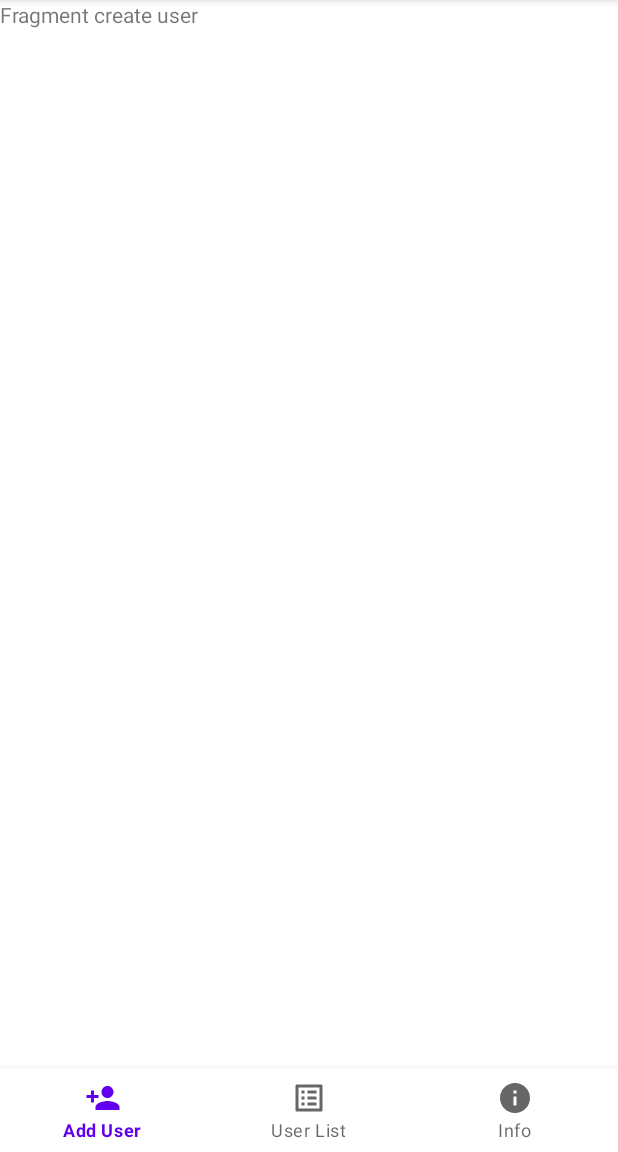
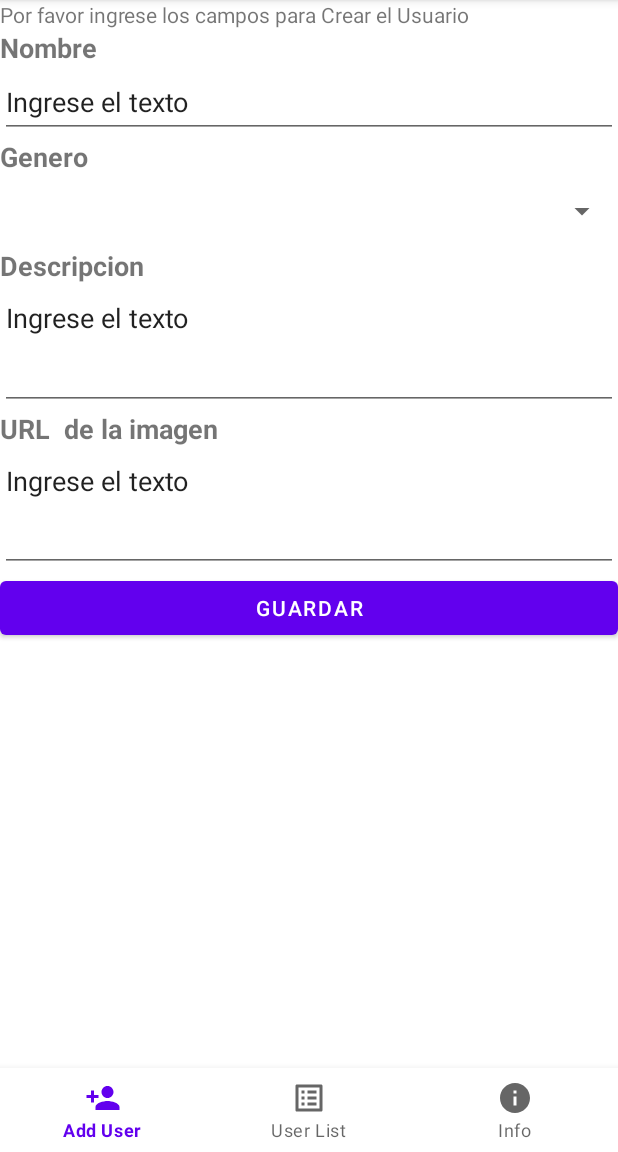
Before and after one commit to aflorezgut123/appUsuario, an Android app: the fragment AddUsersFragment placed in its activity, on a phone screen of 412 x 824 dp, the part 84-1236 px from its top. Run offline under Robolectric (Android 15) with nearby library versions, the phone set to English and light mode, and no system bars.

Commit message:
Add desing register
Se añade el diseño de registro

```diff
--- a/app/src/main/java/co/org/poli/appusuarios/MainActivity.java
+++ b/app/src/main/java/co/org/poli/appusuarios/MainActivity.java
@@ -6,6 +6,9 @@ import androidx.fragment.app.Fragment;
 
 import android.os.Bundle;
 import android.view.MenuItem;
+import android.widget.ArrayAdapter;
+import android.widget.ListView;
+import android.widget.Spinner;
 
 import com.google.android.material.bottomnavigation.BottomNavigationView;
 import com.google.android.material.navigation.NavigationBarView;
@@ -18,6 +21,11 @@ public class MainActivity extends AppCompatActivity {
     protected void onCreate(Bundle savedInstanceState) {
         super.onCreate(savedInstanceState);
         setContentView(R.layout.activity_main);
+
+        Spinner opciones = findViewById(R.id.cmbGenero);
+        ArrayAdapter<CharSequence> adapter = ArrayAdapter.createFromResource(this, R.array.opciones, android.R.layout.simple_spinner_item);
+        adapter.setDropDownViewResource(android.R.layout.simple_spinner_dropdown_item);
+//        opciones.setAdapter(adapter);
 
         bottomNav = findViewById(R.id.bottomNavContainer);
         bottomNav.setOnItemSelectedListener(new NavigationBarView.OnItemSelectedListener() {
--- a/app/src/main/res/layout/create_user_fragment.xml
+++ b/app/src/main/res/layout/create_user_fragment.xml
@@ -4,9 +4,88 @@
     android:layout_width="match_parent"
     android:layout_height="match_parent">
 
-    <TextView
-        android:id="@+id/idText"
-        android:layout_width="wrap_content"
-        android:layout_height="wrap_content"
-        android:text="Fragment create user" />
+    <LinearLayout
+        android:layout_width="match_parent"
+        android:layout_height="match_parent"
+        android:orientation="vertical">
+
+        <TextView
+            android:id="@+id/idText"
+            android:layout_width="wrap_content"
+            android:layout_height="wrap_content"
+            android:text="Por favor ingrese los campos para Crear el Usuario" />
+
+        <TextView
+            android:id="@+id/textView8"
+            android:layout_width="match_parent"
+            android:layout_height="wrap_content"
+            android:text="Nombre"
+            android:textSize="18sp"
+            android:textStyle="bold" />
+
+        <EditText
+            android:id="@+id/txtName"
+            android:layout_width="match_parent"
+            android:layout_height="wrap_content"
+            android:ems="10"
+            android:minHeight="48dp"
+            android:text="Ingrese el texto" />
+
+        <TextView
+            android:id="@+id/textView4"
+            android:layout_width="match_parent"
+            android:layout_height="wrap_content"
+            android:text="Genero"
+            android:textSize="18sp"
+            android:textStyle="bold" />
+
+        <Spinner
+            android:id="@+id/cmbGenero"
+            android:layout_width="match_parent"
+            android:layout_height="wrap_content"
+            android:minHeight="48dp"
+            android:tooltipText=""
+            />
+
+        <TextView
+            android:id="@+id/textView5"
+            android:layout_width="match_parent"
+            android:layout_height="wrap_content"
+            android:text="Descripcion"
+            android:textSize="18sp"
+            android:textStyle="bold" />
+
+        <EditText
+            android:id="@+id/txtDescription"
+            android:layout_width="match_parent"
+            android:layout_height="84dp"
+            android:ems="10"
+            android:gravity="start|top"
+            android:inputType="textMultiLine"
+            android:text="Ingrese el texto" />
+
+        <TextView
+            android:id="@+id/textView7"
+            android:layout_width="match_parent"
+            android:layout_height="wrap_content"
+            android:text="URL  de la imagen"
+            android:textSize="18sp"
+            android:textStyle="bold" />
+
+        <EditText
+            android:id="@+id/txtURLimage"
+            android:layout_width="match_parent"
+            android:layout_height="83dp"
+            android:ems="10"
+            android:gravity="start|top"
+            android:inputType="textMultiLine"
+            android:text="Ingrese el texto" />
+
+        <Button
+            android:id="@+id/btnGuardar"
+            android:layout_width="match_parent"
+            android:layout_height="wrap_content"
+            android:text="Guardar" />
+    </LinearLayout>
+
 </RelativeLayout>
--- /dev/null
+++ b/app/src/main/res/values/array.xml
@@ -0,0 +1,8 @@
+<?xml version="1.0" encoding="utf-8"?>
+<resources>
+    <string-array name="opciones">
+    <item>Hombre</item>
+    <item>Mujer</item>
+    <item>Indeciso</item>
+    </string-array>
+</resources>
```
